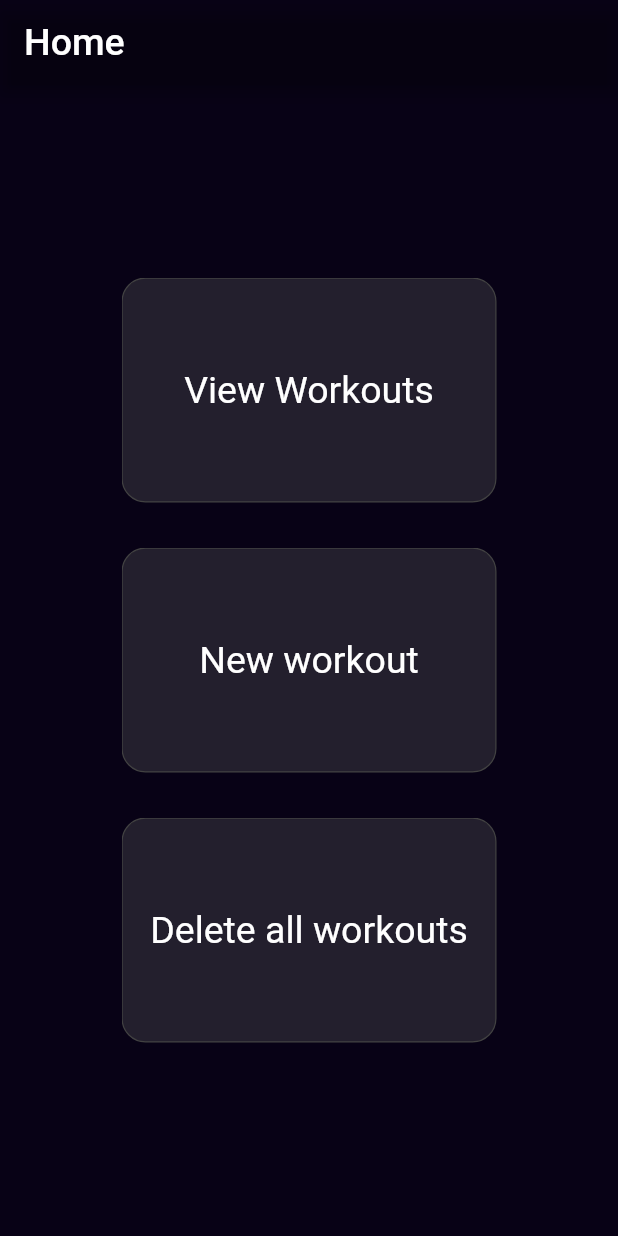
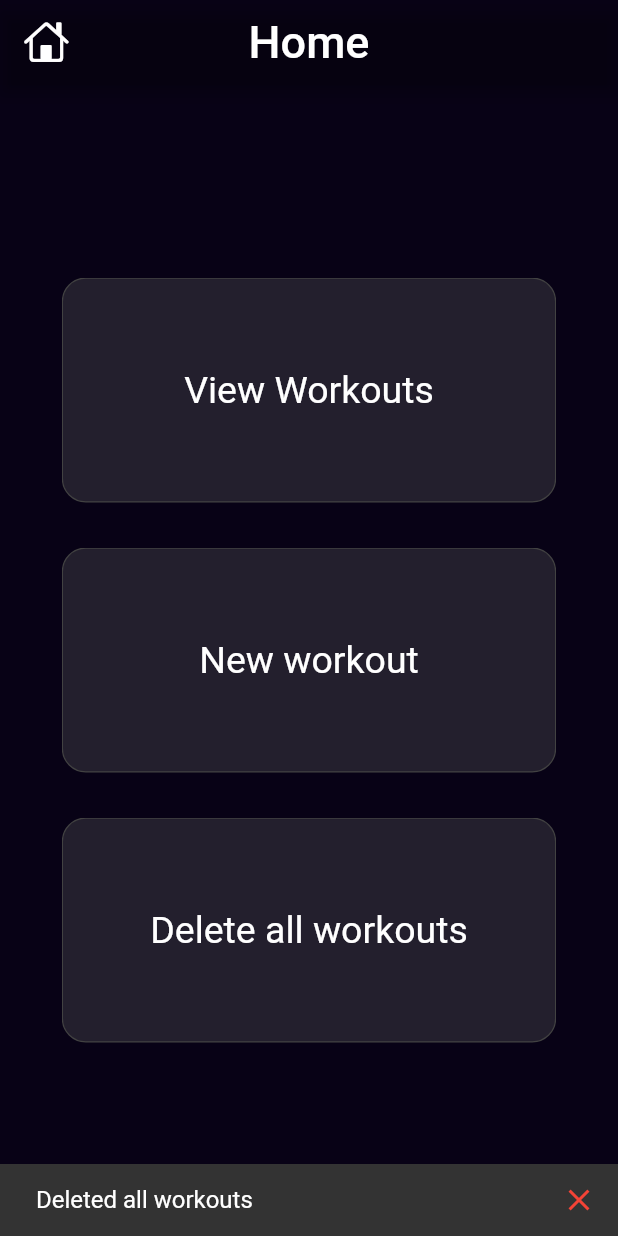
Before and after one commit to aevinj/Overload, a Flutter app: the screen it shows after launch, after a tap on "Let's go", after a tap on "Delete all workouts", on a phone screen of 412 x 824 dp. Run offline on Flutter 3.47's test engine with Material 2 defaults, Android fonts, the phone set to English and light mode, and no system bars; our stand-ins replace hive, hive_flutter; accounts and stored records are empty.

Commit message:
better app bar and resizeable buttons

```diff
--- a/lib/pages/homepage.dart
+++ b/lib/pages/homepage.dart
@@ -1,11 +1,12 @@
 import 'package:flutter/cupertino.dart';
 import 'package:flutter/material.dart';
-import 'package:progressive_overload/box_manager.dart';
+import 'package:progressive_overload/util/box_manager.dart';
 import 'package:progressive_overload/components/blurred_button.dart';
 import 'package:progressive_overload/components/text_style.dart';
 import 'package:progressive_overload/pages/new_workout.dart';
 import 'package:progressive_overload/pages/view_workouts.dart';
 import 'package:progressive_overload/theme/dark_theme.dart';
+import 'package:progressive_overload/util/device_specific.dart';
 import 'package:provider/provider.dart';
 
 class Homepage extends StatefulWidget {
@@ -22,7 +23,17 @@ class _HomepageState extends State<Homepage> {
 
     return Scaffold(
       appBar: AppBar(
-        title: Text("Home", style: Font()),
+        title: Row(children: [
+          const Icon(
+            CupertinoIcons.home,
+            color: Colors.white,
+            size: 30,
+          ),
+          const Spacer(),
+          Text("Home", style: Font(size: 30)),
+          const Spacer(),
+          const SizedBox(width: 30,),
+        ]),
         backgroundColor: Colors.transparent,
       ),
       backgroundColor: darkBackground(),
@@ -32,10 +43,11 @@ class _HomepageState extends State<Homepage> {
             onPressed: () {
               Navigator.push(
                 context,
-                CupertinoPageRoute(builder: (context) => const ViewWorkoutsPage()),
+                CupertinoPageRoute(
+                    builder: (context) => const ViewWorkoutsPage()),
               );
             },
-            width: 250,
+            width: widthOfCurrentDevice(context) * 0.8,
             height: 150,
             child: Text(
               "View Workouts",
@@ -51,7 +63,7 @@ class _HomepageState extends State<Homepage> {
               Navigator.push(context,
                   CupertinoPageRoute(builder: (context) => const NewWorkout()));
             },
-            width: 250,
+            width: widthOfCurrentDevice(context) * 0.8,
             height: 150,
             child: Text(
               "New workout",
@@ -72,13 +84,13 @@ class _HomepageState extends State<Homepage> {
                     'Deleted all workouts',
                     style: Font(size: 16),
                   ),
-                    duration: const Duration(milliseconds: 1250),
+                  duration: const Duration(milliseconds: 1275),
                   showCloseIcon: true,
                   closeIconColor: Colors.red,
                 ),
               );
             },
-            width: 250,
+            width: widthOfCurrentDevice(context) * 0.8,
             height: 150,
             child: Text(
               "Delete all workouts",
```
Lines whose indentation alone changed are shown as unchanged.
